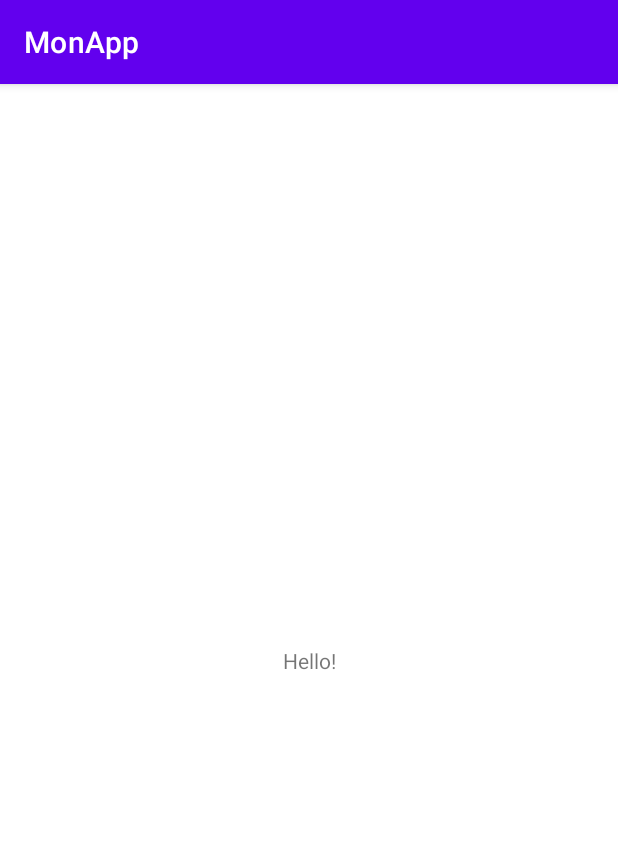
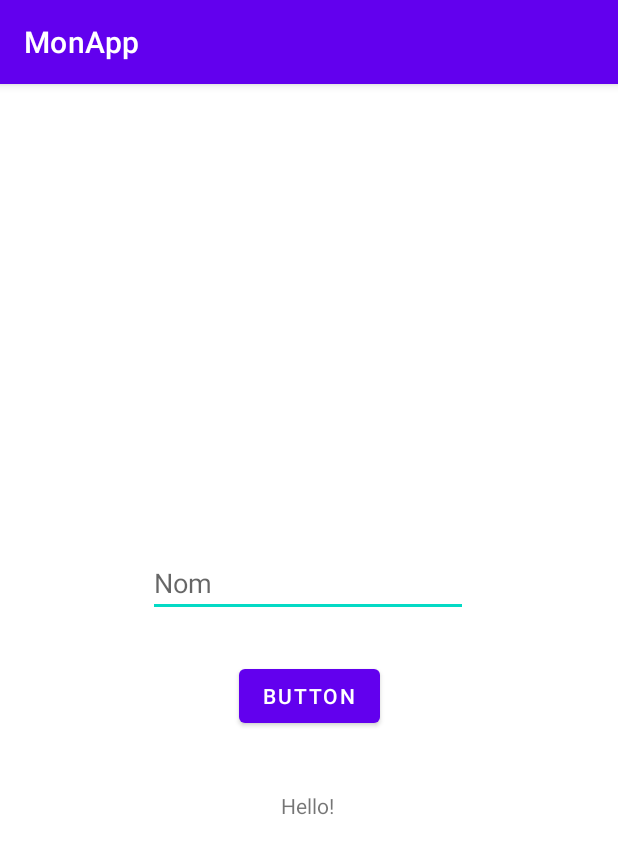
Before and after one commit to kokokanti98/android_studio_apprentissage, an Android app: the screen it shows after launch (MainActivity), on a phone screen of 412 x 824 dp. Shown: the top 854 px of the screen. Run offline under Robolectric (Android 15) with nearby library versions, the phone set to English and light mode, and no system bars.

Commit message:
AS User Interface basic second commit

```diff
--- a/app/src/main/java/com/example/monapp/MainActivity.java
+++ b/app/src/main/java/com/example/monapp/MainActivity.java
@@ -3,12 +3,54 @@ package com.example.monapp;
 import androidx.appcompat.app.AppCompatActivity;
 
 import android.os.Bundle;
+import android.view.View;
+import android.widget.Button;
+import android.widget.EditText;
+import android.widget.TextView;
+import android.widget.Toast;
 
-public class MainActivity extends AppCompatActivity {
+public class MainActivity extends AppCompatActivity implements View.OnClickListener {
+
+    private TextView TxtMessage;
+    private EditText EditTxtMessage;
 
     @Override
     protected void onCreate(Bundle savedInstanceState) {
         super.onCreate(savedInstanceState);
         setContentView(R.layout.activity_main);
+
+        //Selection du bouton Hello
+        Button Btnhello = findViewById(R.id.btnHello);
+
+        //Selection des textview et editview
+        TxtMessage = findViewById(R.id.txtHello);
+        EditTxtMessage = findViewById(R.id.editTxtHello);
+
+
+        //va declencer la fonction onclick sur ce design
+        Btnhello.setOnClickListener(this);
+
+        //pour déclencer dans le cas ou on clique sur editTXThello
+        EditTxtMessage.setOnClickListener(this);
+
+
+    }
+
+    @Override
+    public void onClick(View v) {
+       switch (v.getId()){
+           //Dans le cas où id du view est le button donc on a cliquer sur button
+           case R.id.btnHello:
+               TxtMessage.setText("Hello "+EditTxtMessage.getText().toString());
+               break;
+           //Dans le cas où id du view est l'id du EditTXTMessage donc on a cliquer sur EditTxtView
+           case R.id.editTxtHello:
+               //affiche un message de courte durée
+                Toast.makeText(this,"En train d'ecrire", Toast.LENGTH_SHORT).show();
+                break;
+           //cas par defaut
+           default:
+               break;
+       }
     }
 }
--- a/app/src/main/res/layout/activity_main.xml
+++ b/app/src/main/res/layout/activity_main.xml
@@ -7,13 +7,40 @@
     tools:context=".MainActivity">
 
     <TextView
+        android:id="@+id/txtHello"
         android:layout_width="wrap_content"
         android:layout_height="wrap_content"
         android:text="Hello!"
-
         app:layout_constraintBottom_toBottomOf="parent"
+        app:layout_constraintHorizontal_bias="0.498"
         app:layout_constraintLeft_toLeftOf="parent"
         app:layout_constraintRight_toRightOf="parent"
-        app:layout_constraintTop_toTopOf="parent" />
+        app:layout_constraintTop_toTopOf="parent"
+        app:layout_constraintVertical_bias="0.63" />
+
+    <Button
+        android:id="@+id/btnHello"
+        android:layout_width="wrap_content"
+        android:layout_height="wrap_content"
+        android:text="Button"
+        app:layout_constraintBottom_toTopOf="@+id/txtHello"
+        app:layout_constraintEnd_toEndOf="parent"
+        app:layout_constraintStart_toStartOf="parent"
+        app:layout_constraintTop_toTopOf="parent"
+        app:layout_constraintVertical_bias="0.907" />
+
+    <EditText
+        android:id="@+id/editTxtHello"
+        android:layout_width="wrap_content"
+        android:layout_height="wrap_content"
+        android:ems="10"
+        android:hint="Nom"
+        android:inputType="textPersonName"
+        app:layout_constraintBottom_toTopOf="@+id/btnHello"
+        app:layout_constraintEnd_toEndOf="parent"
+        app:layout_constraintHorizontal_bias="0.497"
+        app:layout_constraintStart_toStartOf="parent"
+        app:layout_constraintTop_toTopOf="parent"
+        app:layout_constraintVertical_bias="0.915" />
 
 </androidx.constraintlayout.widget.ConstraintLayout>
```
